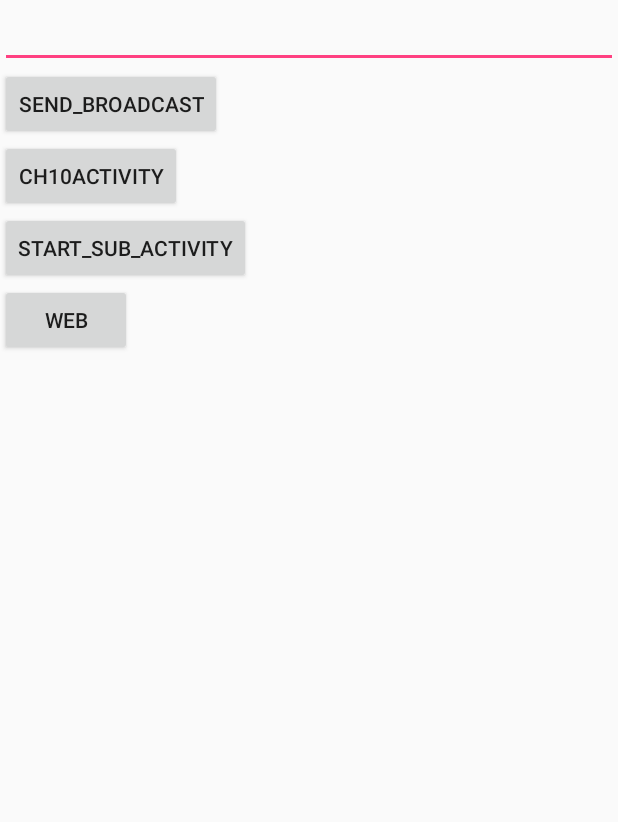
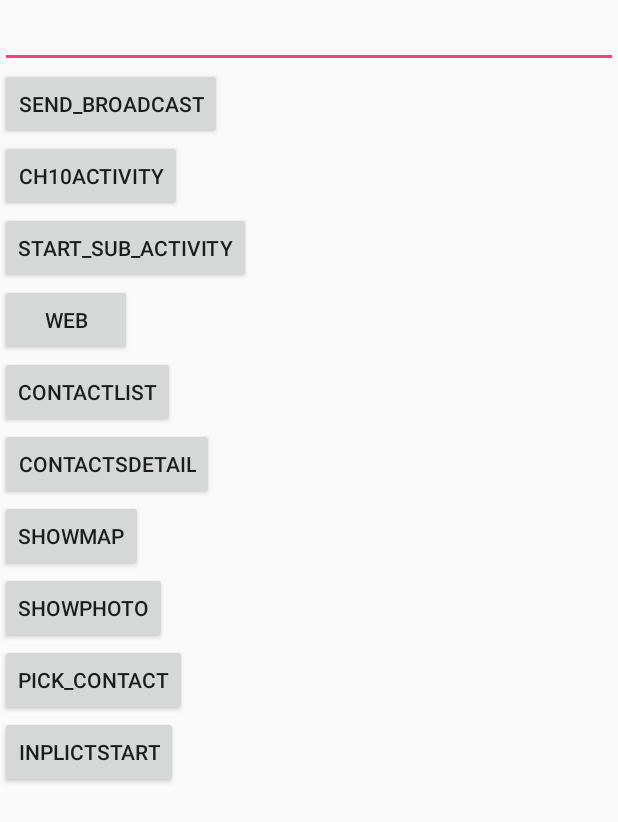
Before and after one commit to youqian-dmh/Android02, an Android app: the layout layout_ch10_2.xml on its own in the app's theme, with its tools: preview values and no code run, on a phone screen of 412 x 824 dp. Shown: the top 822 px of the screen. Run offline under Robolectric (Android 15) with nearby library versions, the phone set to English and light mode, and no system bars.

Commit message:
提交4.23

```diff
--- a/app/src/main/java/cn/edu/sdwu/android02/classroom/sn170507180201/Ch10Activity3.java
+++ b/app/src/main/java/cn/edu/sdwu/android02/classroom/sn170507180201/Ch10Activity3.java
@@ -13,6 +13,7 @@ public class Ch10Activity3 extends AppCompatActivity {
         super.onCreate(savedInstanceState);
         setContentView(R.layout.layout_ch10_3);
     }
+
     public void ok(View view){
         //2.设置子Activity的返回值
         EditText editText=(EditText)findViewById(R.id.ch10_3_tv);
@@ -24,6 +25,7 @@ public class Ch10Activity3 extends AppCompatActivity {
 
         finish();//关闭当前界面
     }
+
    public void cancel(View view){
        setResult(RESULT_CANCELED);//取消
        finish();//关闭当前界面
--- a/app/src/main/res/layout/layout_ch10_2.xml
+++ b/app/src/main/res/layout/layout_ch10_2.xml
@@ -27,5 +27,36 @@
         android:text="web"
         android:onClick="web"
         android:layout_height="wrap_content" />
+    <Button
+        android:layout_width="wrap_content"
+        android:text="contactList"
+        android:onClick="contactList"
+        android:layout_height="wrap_content" />
+    <Button
+        android:layout_width="wrap_content"
+        android:text="contactsDetail"
+        android:onClick="contactsDetail"
+        android:layout_height="wrap_content" />
+    <Button
+        android:layout_width="wrap_content"
+        android:text="showMap"
+        android:onClick="showMap"
+        android:layout_height="wrap_content" />
+    <Button
+        android:layout_width="wrap_content"
+        android:text="showPhoto"
+        android:onClick="showPhoto"
+        android:layout_height="wrap_content" />
+    <Button
+        android:layout_width="wrap_content"
+        android:text="PICK_CONTACT"
+        android:onClick="pickContact"
+        android:layout_height="wrap_content" />
+    <Button
+        android:layout_width="wrap_content"
+        android:text="inplictStart"
+        android:onClick="inplictStart"
+        android:layout_height="wrap_content" />
+
 
 </LinearLayout>
```
Also changed, not shown: app/src/main/AndroidManifest.xml (+32 -7 lines), app/src/main/java/cn/edu/sdwu/android02/classroom/sn170507180201/Ch10Activity2.java (+47 -0 lines), app/src/main/java/cn/edu/sdwu/android02/classroom/sn170507180201/Ch12Activity1.java (added, +72 -0 lines), app/src/main/java/cn/edu/sdwu/android02/classroom/sn170507180201/MyService.java (added, +47 -0 lines), app/src/main/res/layout/layout_ch12_1.xml (added, +21 -0 lines), 1 other file.
